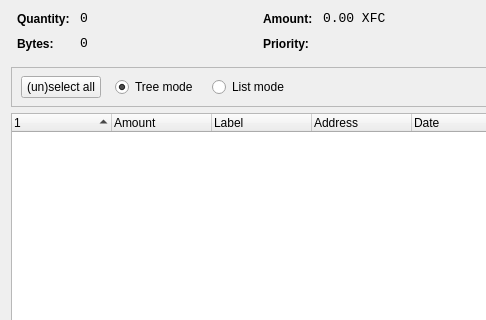
First picture: the form in src/qt/forms/coincontroldialog.ui, repository fonziecoin/fonzie, before the edit; both pictures show x 0 to 486 and y 0 to 320 of the 1000 by 500 pixel window.
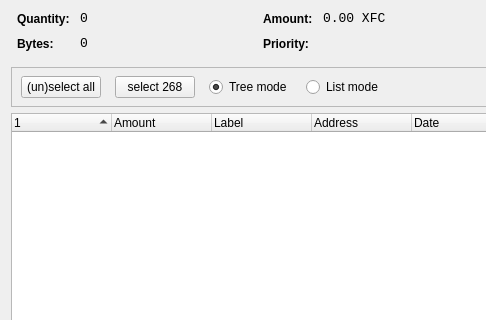
Second picture: the form after the edit. Custom widgets are drawn as their Qt base class.

Commit message: Adding select 268 to coin control

Patch:
```diff
--- a/src/qt/forms/coincontroldialog.ui
+++ b/src/qt/forms/coincontroldialog.ui
@@ -396,6 +396,19 @@
          </property>
         </widget>
        </item>
+       <item>
+        <widget class="QPushButton" name="pushButtonSelect300">
+         <property name="sizePolicy">
+          <sizepolicy hsizetype="Maximum" vsizetype="Fixed">
+           <horstretch>0</horstretch>
+           <verstretch>0</verstretch>
+          </sizepolicy>
+         </property>
+         <property name="text">
+          <string>select 268</string>
+         </property>
+        </widget>
+       </item>
        <item>
         <widget class="QRadioButton" name="radioTreeMode">
          <property name="sizePolicy">
```
The commit also changes 4 other files.
